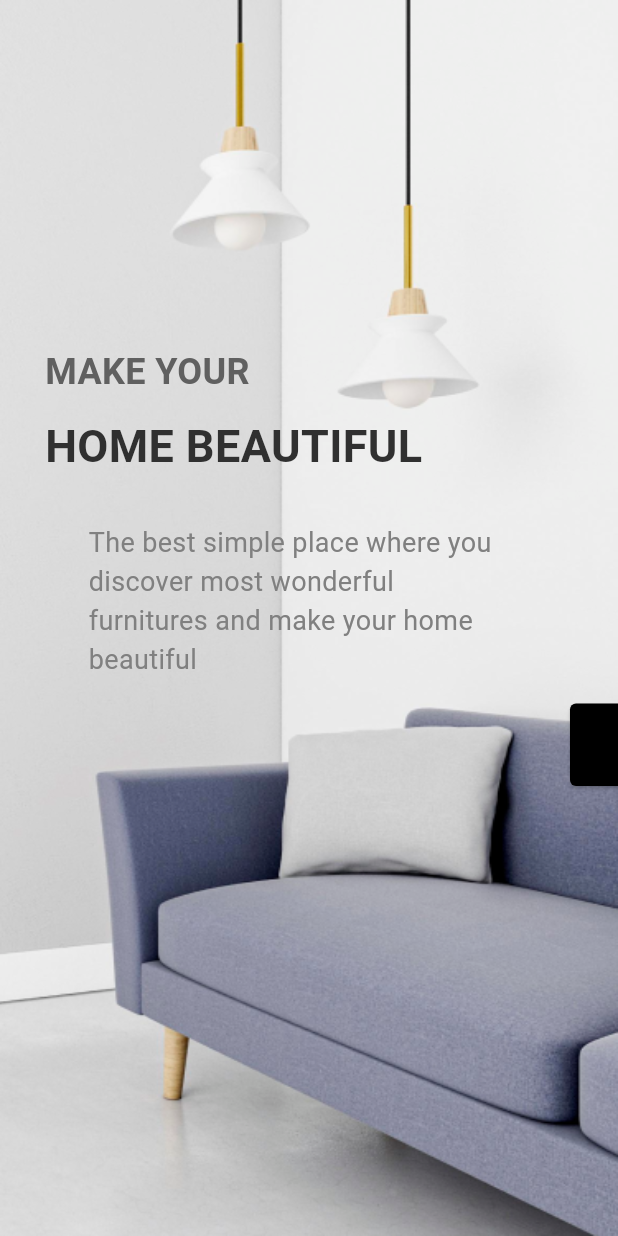
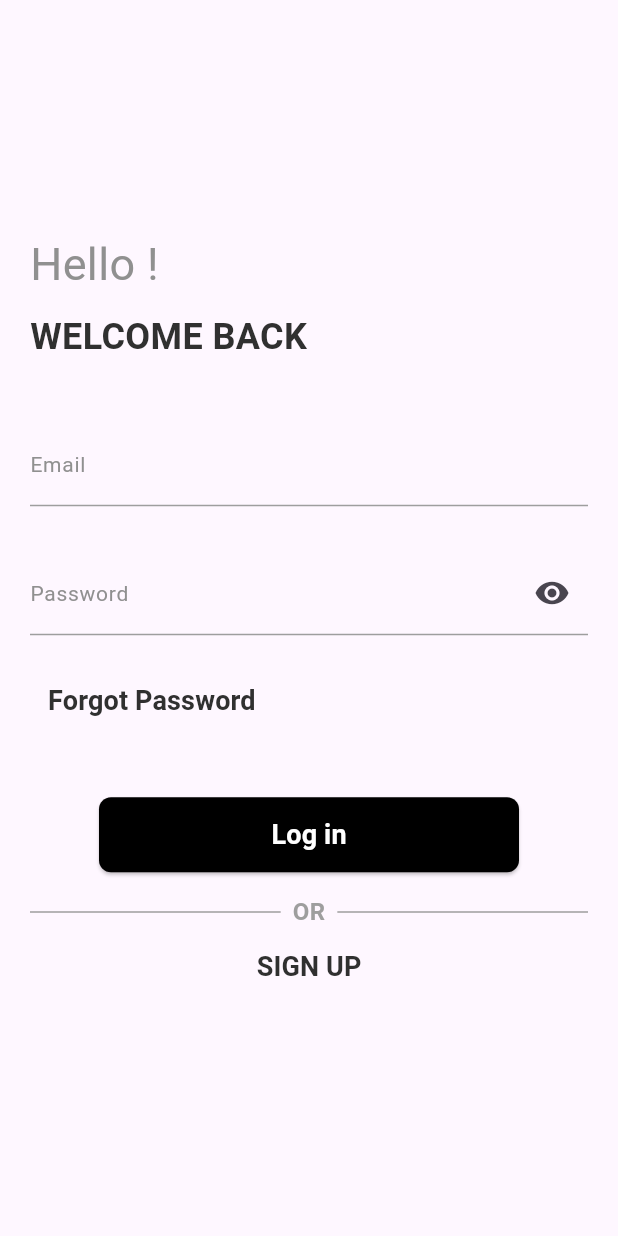
Before and after one commit to MOHAMEDESAMX/FurnitureShoppinUI, a Flutter app: the screen it shows after launch, after a tap on "Get Started", on a phone screen of 412 x 824 dp. Run offline on Flutter 3.47's test engine with Material 3 defaults, Android fonts, the phone set to English and light mode, and no system bars; our stand-ins replace gap.

Commit message:
login created

```diff
--- a/lib/core/funcations/naviagtions.dart
+++ b/lib/core/funcations/naviagtions.dart
@@ -4,3 +4,11 @@ void navRplacement(context, widget) {
   Navigator.of(context)
       .pushReplacement(MaterialPageRoute(builder: (context) => widget));
 }
+
+void navpush(context, widget) {
+  Navigator.of(context).push(
+    MaterialPageRoute(
+      builder: (context) => widget,
+    ),
+  );
+}
--- a/lib/core/shared_widgets/custom_buttom.dart
+++ b/lib/core/shared_widgets/custom_buttom.dart
@@ -14,7 +14,7 @@ class CustomButtom extends StatelessWidget {
       style: ElevatedButton.styleFrom(
         backgroundColor: Colors.black,
         shape: RoundedRectangleBorder(
-          borderRadius: BorderRadius.circular(4),
+          borderRadius: BorderRadius.circular(8),
         ),
       ),
       onPressed: onPressed,
--- /dev/null
+++ b/lib/core/shared_widgets/custon_text_formfiled.dart
@@ -0,0 +1,46 @@
+import 'package:flutter/material.dart';
+import 'package:furniture_shoppin_ui/core/themes/text_style.dart';
+
+class CustomTextFormFiled extends StatelessWidget {
+  const CustomTextFormFiled({
+    super.key,
+    this.suffix,
+    required this.text,
+    required this.controller,
+    this.textInputType,
+    required this.validator,
+    this.visibale,
+  });
+
+  final Widget? suffix;
+  final String text;
+  final TextEditingController controller;
+  final TextInputType? textInputType;
+  final String? Function(String?) validator;
+  final bool? visibale;
+
+  @override
+  Widget build(BuildContext context) {
+    return TextFormField(
+      keyboardType: textInputType ?? TextInputType.text,
+      controller: controller,
+      validator: validator,
+      obscureText: visibale ?? false,
+      decoration: InputDecoration(
+        border: const UnderlineInputBorder(),
+        errorBorder: const UnderlineInputBorder(
+          borderSide: BorderSide(color: Colors.red),
+        ),
+        focusedBorder: const UnderlineInputBorder(
+            borderSide: BorderSide(color: Colors.grey)),
+        enabledBorder: const UnderlineInputBorder(
+            borderSide: BorderSide(color: Colors.grey)),
+        label: Text(
+          text,
+          style: Styles.textstyle14,
+        ),
+        suffixIcon: suffix ?? const SizedBox(),
+      ),
+    );
+  }
+}
--- a/lib/core/themes/text_style.dart
+++ b/lib/core/themes/text_style.dart
@@ -15,7 +15,7 @@ class Styles {
   static TextStyle textstyle18 = const TextStyle(
     fontSize: 18,
     fontWeight: FontWeight.w400,
-    color: Color(0xFF808080),
+    color: Color.fromARGB(255, 1, 0, 0),
   );
 
   static TextStyle textstylebuttom18 = const TextStyle(
@@ -35,4 +35,9 @@ class Styles {
     fontWeight: FontWeight.w700,
     color: Color(0xFF303030),
   );
+  static TextStyle textstyle14 = const TextStyle(
+    fontSize: 14,
+    fontWeight: FontWeight.w400,
+    color: Color(0xff909090),
+  );
 }
--- a/lib/features/auth/presentation/view/login_view.dart
+++ b/lib/features/auth/presentation/view/login_view.dart
@@ -0,0 +1,13 @@
+import 'package:flutter/material.dart';
+import 'package:furniture_shoppin_ui/features/auth/presentation/view/widgets/login_body.dart';
+
+class LoginView extends StatelessWidget {
+  const LoginView({super.key});
+
+  @override
+  Widget build(BuildContext context) {
+    return Scaffold(
+      body: LoginBody(),
+    );
+  }
+}
--- /dev/null
+++ b/lib/features/auth/presentation/view/widgets/email_filed.dart
@@ -0,0 +1,25 @@
+import 'package:flutter/material.dart';
+import 'package:furniture_shoppin_ui/core/shared_widgets/custon_text_formfiled.dart';
+
+class EmailFiled extends StatelessWidget {
+  const EmailFiled({
+    super.key,
+    required this.emailController,
+  });
+
+  final TextEditingController emailController;
+
+  @override
+  Widget build(BuildContext context) {
+    return CustomTextFormFiled(
+      controller: emailController,
+      validator: (value) {
+        if (value!.isEmpty) {
+          return "Email Can't be Empty";
+        }
+        return null;
+      },
+      text: "Email",
+    );
+  }
+}
--- /dev/null
+++ b/lib/features/auth/presentation/view/widgets/forgot_password_filed.dart
@@ -0,0 +1,21 @@
+import 'package:flutter/material.dart';
+import 'package:furniture_shoppin_ui/core/themes/text_style.dart';
+
+class ForgotPasswordFiled extends StatelessWidget {
+  const ForgotPasswordFiled({
+    super.key,
+  });
+
+  @override
+  Widget build(BuildContext context) {
+    return TextButton(
+      onPressed: () {},
+      child: Text(
+        "Forgot Password",
+        style: Styles.textstylebuttom18.copyWith(
+          color: const Color(0xff303030),
+        ),
+      ),
+    );
+  }
+}
--- /dev/null
+++ b/lib/features/auth/presentation/view/widgets/login_body.dart
@@ -0,0 +1,64 @@
+import 'package:flutter/material.dart';
+import 'package:furniture_shoppin_ui/core/themes/text_style.dart';
+import 'package:furniture_shoppin_ui/features/auth/presentation/view/widgets/email_filed.dart';
+import 'package:furniture_shoppin_ui/features/auth/presentation/view/widgets/forgot_password_filed.dart';
+import 'package:furniture_shoppin_ui/features/auth/presentation/view/widgets/login_buttom.dart';
+import 'package:furniture_shoppin_ui/features/auth/presentation/view/widgets/or_divider.dart';
+import 'package:furniture_shoppin_ui/features/auth/presentation/view/widgets/password_filed.dart';
+import 'package:furniture_shoppin_ui/features/auth/presentation/view/widgets/signup_row.dart';
+import 'package:gap/gap.dart';
+
+class LoginBody extends StatelessWidget {
+  LoginBody({
+    super.key,
+  });
+
+  final TextEditingController emailController = TextEditingController();
+  final TextEditingController passwordController = TextEditingController();
+  final GlobalKey<FormState> globalKey = GlobalKey();
+
+  @override
+  Widget build(BuildContext context) {
+    return Center(
+      child: Container(
+        padding: const EdgeInsets.all(20),
+        child: SingleChildScrollView(
+          child: Form(
+            key: globalKey,
+            child: Column(
+              mainAxisAlignment: MainAxisAlignment.start,
+              crossAxisAlignment: CrossAxisAlignment.start,
+              children: [
+                Text(
+                  "Hello !",
+                  style: Styles.textstyleauth30,
+                ),
+                const Gap(10),
+                Text(
+                  "WELCOME BACK",
+                  style: Styles.textstyleauth24,
+                ),
+                const Gap(40),
+                EmailFiled(emailController: emailController),
+                const Gap(30),
+                PasswordFiled(passwordController: passwordController),
+                const Gap(20),
+                const ForgotPasswordFiled(),
+                const Gap(40),
+                LoginButtom(
+                  emailController: emailController,
+                  globalKey: globalKey,
+                  passwordController: passwordController,
+                  onSuccess: () {},
+                ),
+                const Gap(15),
+                const OrDivider(),
+                const SignupRow(),
+              ],
+            ),
+          ),
+        ),
+      ),
+    );
+  }
+}
--- /dev/null
+++ b/lib/features/auth/presentation/view/widgets/login_buttom.dart
@@ -0,0 +1,40 @@
+import 'package:flutter/material.dart';
+import 'package:furniture_shoppin_ui/core/shared_widgets/custom_buttom.dart';
+
+class LoginButtom extends StatelessWidget {
+  const LoginButtom({
+    super.key,
+    required this.emailController,
+    required this.globalKey,
+    required this.passwordController,
+    required this.onSuccess,
+  });
+  final TextEditingController emailController;
+  final TextEditingController passwordController;
+  final GlobalKey<FormState> globalKey;
+  final VoidCallback onSuccess;
+
+  @override
+  Widget build(BuildContext context) {
+    return Center(
+      child: SizedBox(
+        height: 50,
+        width: 280,
+        child: CustomButtom(
+          onPressed: () {
+            if (globalKey.currentState!.validate()) {
+              if (!emailController.text.contains("@")) {
+                //tosto
+              } else if (passwordController.text.length < 8) {
+                //tosto
+              } else {
+                onSuccess;
+              }
+            }
+          },
+          text: "Log in",
+        ),
+      ),
+    );
+  }
+}
--- /dev/null
+++ b/lib/features/auth/presentation/view/widgets/or_divider.dart
@@ -0,0 +1,36 @@
+import 'package:flutter/material.dart';
+
+class OrDivider extends StatelessWidget {
+  const OrDivider({
+    super.key,
+  });
+
+  @override
+  Widget build(BuildContext context) {
+    return const Row(
+      children: [
+        Expanded(
+          child: Divider(
+            color: Colors.grey,
+          ),
+        ),
+        Padding(
+          padding: EdgeInsets.symmetric(horizontal: 8.0),
+          child: Text(
+            "OR",
+            style: TextStyle(
+              fontSize: 16,
+              color: Colors.grey,
+              fontWeight: FontWeight.bold,
+            ),
+          ),
+        ),
+        Expanded(
+          child: Divider(
+            color: Colors.grey,
+          ),
+        ),
+      ],
+    );
+  }
+}
--- /dev/null
+++ b/lib/features/auth/presentation/view/widgets/password_filed.dart
@@ -0,0 +1,50 @@
+import 'package:flutter/material.dart';
+import 'package:furniture_shoppin_ui/core/shared_widgets/custon_text_formfiled.dart';
+
+class PasswordFiled extends StatefulWidget {
+  const PasswordFiled({
+    super.key,
+    required this.passwordController,
+  });
+
+  final TextEditingController passwordController;
+
+  @override
+  State<PasswordFiled> createState() => _PasswordFiledState();
+}
+
+class _PasswordFiledState extends State<PasswordFiled> {
+  bool isNotVisibale = true;
+
+  @override
+  Widget build(BuildContext context) {
+    return CustomTextFormFiled(
+      visibale: isNotVisibale,
+      text: "Password",
+      suffix: (isNotVisibale)
+          ? IconButton(
+              icon: const Icon(Icons.visibility),
+              onPressed: () {
+                setState(() {
+                  isNotVisibale = !isNotVisibale;
+                });
+              },
+            )
+          : IconButton(
+              icon: const Icon(Icons.visibility_off),
+              onPressed: () {
+                setState(() {
+                  isNotVisibale = !isNotVisibale;
+                });
+              },
+            ),
+      controller: widget.passwordController,
+      validator: (value) {
+        if (value!.isEmpty) {
+          return "Password can't be empty";
+        }
+        return null;
+      },
+    );
+  }
+}
--- /dev/null
+++ b/lib/features/auth/presentation/view/widgets/signup_row.dart
@@ -0,0 +1,31 @@
+import 'package:flutter/material.dart';
+import 'package:furniture_shoppin_ui/core/funcations/naviagtions.dart';
+import 'package:furniture_shoppin_ui/core/themes/text_style.dart';
+import 'package:furniture_shoppin_ui/features/auth/presentation/view/signup_view.dart';
+
+class SignupRow extends StatelessWidget {
+  const SignupRow({
+    super.key,
+  });
+
+  @override
+  Widget build(BuildContext context) {
+    return Center(
+      child: SizedBox(
+        width: 120,
+        height: 50,
+        child: TextButton(
+          onPressed: () {
+            navRplacement(context, const SignupView());
+          },
+          child: Text(
+            "SIGN UP",
+            style: Styles.textstylebuttom18.copyWith(
+              color: const Color(0xff303030),
+            ),
+          ),
+        ),
+      ),
+    );
+  }
+}
--- a/lib/features/boarding/presentation/view/boarding_view.dart
+++ b/lib/features/boarding/presentation/view/boarding_view.dart
@@ -1,8 +1,10 @@
 import 'package:flutter/material.dart';
 import 'package:furniture_shoppin_ui/core/constants/assets_images.dart';
+import 'package:furniture_shoppin_ui/core/funcations/naviagtions.dart';
 //import 'package:furniture_shoppin_ui/core/funcations/naviagtions.dart';
 import 'package:furniture_shoppin_ui/core/shared_widgets/custom_buttom.dart';
 import 'package:furniture_shoppin_ui/core/themes/text_style.dart';
+import 'package:furniture_shoppin_ui/features/auth/presentation/view/login_view.dart';
 
 class BoardingView extends StatelessWidget {
   const BoardingView({super.key});
@@ -58,7 +60,10 @@ class BoardingView extends StatelessWidget {
               height: 55,
               child: CustomButtom(
                 onPressed: () {
-                  //navRplacement(context, LoginView());
+                  navRplacement(
+                    context,
+                    LoginView(),
+                  );
                   //Navigator.pushReplacement(context, MaterialPageRoute(builder: (context) => LoginView(),),);
                 },
                 text: "Get Started",
--- a/pubspec.yaml
+++ b/pubspec.yaml
@@ -9,6 +9,7 @@ environment:
 dependencies:
   flutter:
     sdk: flutter
+  gap: ^3.0.1
 
 dev_dependencies:
   flutter_test:
```
Also changed, not shown: pubspec.lock.
